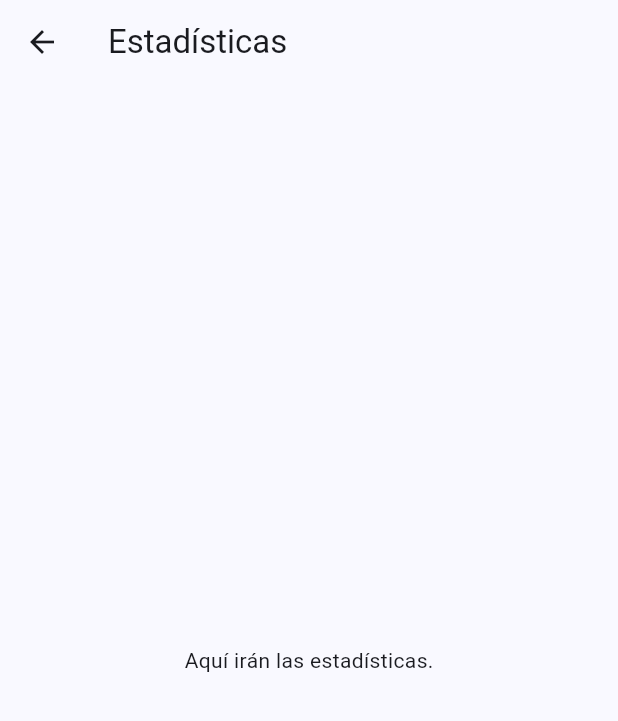
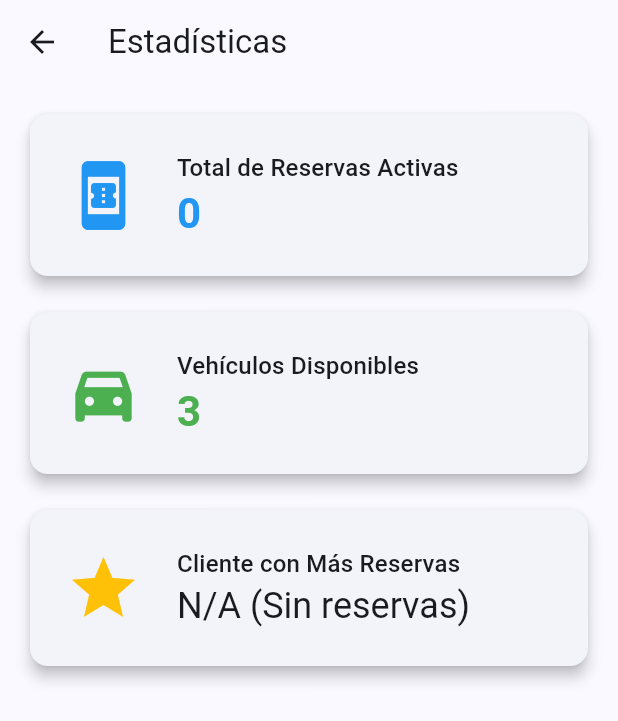
Before and after one commit to MarceloPauls/Front-End_Segundo_Parcial, a Flutter app: the EstadisticasScreen screen opened by its route, on a phone screen of 412 x 824 dp. Shown: the top 721 px of the screen. Run offline on Flutter 3.47's test engine with Material 3 defaults, Android fonts, the phone set to English and light mode, and no system bars.

Commit message:
Modulo 5 completado

```diff
--- a/alquiler_autos_app/lib/main.dart
+++ b/alquiler_autos_app/lib/main.dart
@@ -10,21 +10,8 @@ import 'screens/clientes_screen.dart';
 import 'screens/reservas_screen.dart';
 import 'screens/nueva_reserva_screen.dart';
 import 'screens/entregas_screen.dart';
+import 'screens/estadisticas_screen.dart';
 
-
-// Pantalla para Módulo 5: Estadísticas
-class EstadisticasScreen extends StatelessWidget {
-  const EstadisticasScreen({super.key});
-  @override
-  Widget build(BuildContext context) {
-    return Scaffold(
-      appBar: AppBar(title: const Text('Estadísticas')),
-      body: const Center(child: Text('Aquí irán las estadísticas.')),
-    );
-  }
-}
-
-// --- CONFIGURACIÓN PRINCIPAL DE LA APP ---
 
 void main() {
   runApp(const AppState());
--- /dev/null
+++ b/alquiler_autos_app/lib/screens/estadisticas_screen.dart
@@ -0,0 +1,120 @@
+import 'package:flutter/material.dart';
+import 'package:provider/provider.dart';
+
+import '../models/cliente.dart';
+import '../services/reserva_service.dart';
+import '../services/vehiculo_service.dart';
+import '../services/cliente_service.dart';
+
+class EstadisticasScreen extends StatelessWidget {
+  const EstadisticasScreen({super.key});
+
+  @override
+  Widget build(BuildContext context) {
+    // OBTENER TODOS LOS SERVICIOS NECESARIOS
+    // context.watch para que los números se actualicen en tiempo real
+    final reservaService = context.watch<ReservaService>();
+    final vehiculoService = context.watch<VehiculoService>();
+    final clienteService = context.watch<ClienteService>();
+
+    // CALCULAR LAS ESTADÍSTICAS
+    final int totalReservas = reservaService.totalReservasActivas;
+
+    final int totalVehiculosDisponibles = vehiculoService.totalVehiculosDisponibles;
+
+
+    final Cliente? clienteEstrella = clienteService.getClienteConMasReservas(reservaService);
+    // Texto para el cliente estrella (manejando el caso de que sea nulo)
+    final String nombreClienteEstrella = clienteEstrella == null
+        ? 'N/A (Sin reservas)'
+        : '${clienteEstrella.nombre} ${clienteEstrella.apellido}';
+
+    return Scaffold(
+      appBar: AppBar(
+        title: const Text('Estadísticas'),
+      ),
+      body: Padding(
+        padding: const EdgeInsets.all(16.0),
+        child: Column(
+          crossAxisAlignment: CrossAxisAlignment.stretch,
+          children: [
+            // --- Tarjeta para Reservas Activas ---
+            _buildStatCard(
+              context: context,
+              icon: Icons.book_online,
+              color: Colors.blue,
+              titulo: 'Total de Reservas Activas',
+              valor: totalReservas.toString(),
+            ),
+            const SizedBox(height: 16),
+
+            // --- Tarjeta for Vehículos Disponibles ---
+            _buildStatCard(
+              context: context,
+              icon: Icons.directions_car_filled,
+              color: Colors.green,
+              titulo: 'Vehículos Disponibles',
+              valor: totalVehiculosDisponibles.toString(),
+            ),
+            const SizedBox(height: 16),
+
+            // --- Tarjeta para Cliente con más Reservas ---
+            _buildStatCard(
+              context: context,
+              icon: Icons.star,
+              color: Colors.amber,
+              titulo: 'Cliente con Más Reservas',
+              valor: nombreClienteEstrella,
+              esValorTexto: true,
+            ),
+          ],
+        ),
+      ),
+    );
+  }
+
+  // --- WIDGET REUTILIZABLE (Componente) ---
+  // Creamos un widget personalizado para mostrar cada estadística
+  Widget _buildStatCard({
+    required BuildContext context,
+    required IconData icon,
+    required Color color,
+    required String titulo,
+    required String valor,
+    bool esValorTexto = false,
+  }) {
+    return Card(
+      elevation: 4,
+      shape: RoundedRectangleBorder(borderRadius: BorderRadius.circular(12)),
+      child: Padding(
+        padding: const EdgeInsets.all(24.0),
+        child: Row(
+          children: [
+            Icon(icon, size: 50, color: color),
+            const SizedBox(width: 24),
+            Expanded(
+              child: Column(
+                crossAxisAlignment: CrossAxisAlignment.start,
+                children: [
+                  Text(
+                    titulo,
+                    style: Theme.of(context).textTheme.titleMedium,
+                  ),
+                  Text(
+                    valor,
+                    style: esValorTexto
+                        ? Theme.of(context).textTheme.headlineSmall
+                        : Theme.of(context).textTheme.headlineMedium?.copyWith(
+                              fontWeight: FontWeight.bold,
+                              color: color,
+                            ),
+                  ),
+                ],
+              ),
+            ),
+          ],
+        ),
+      ),
+    );
+  }
+}
```
